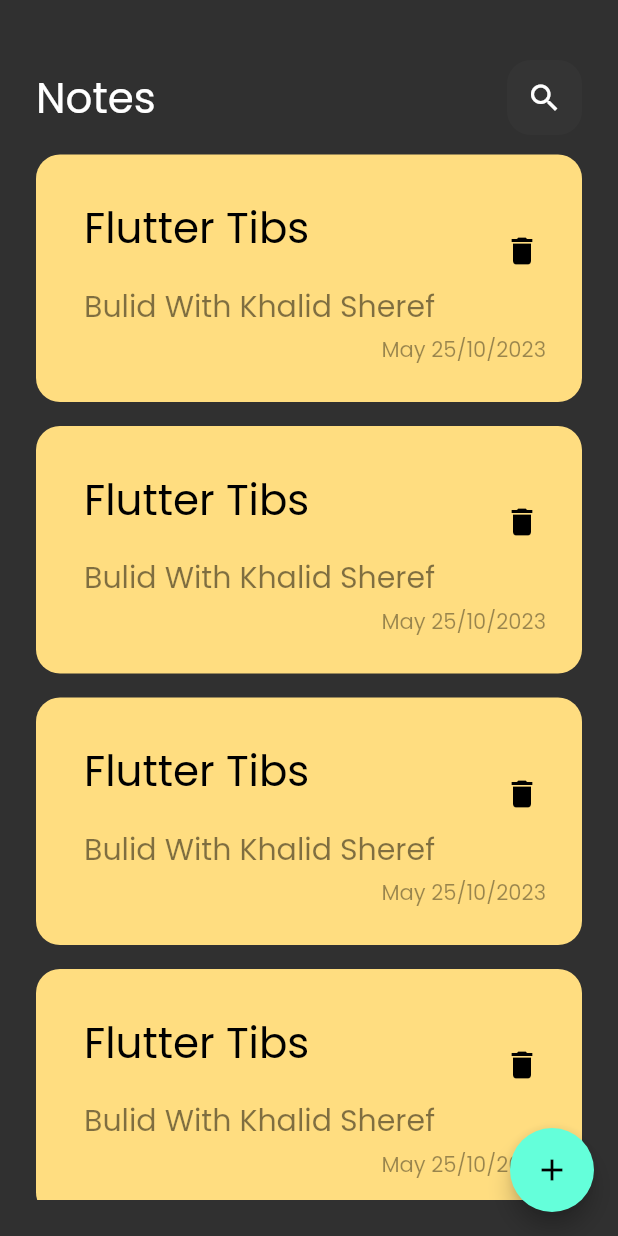
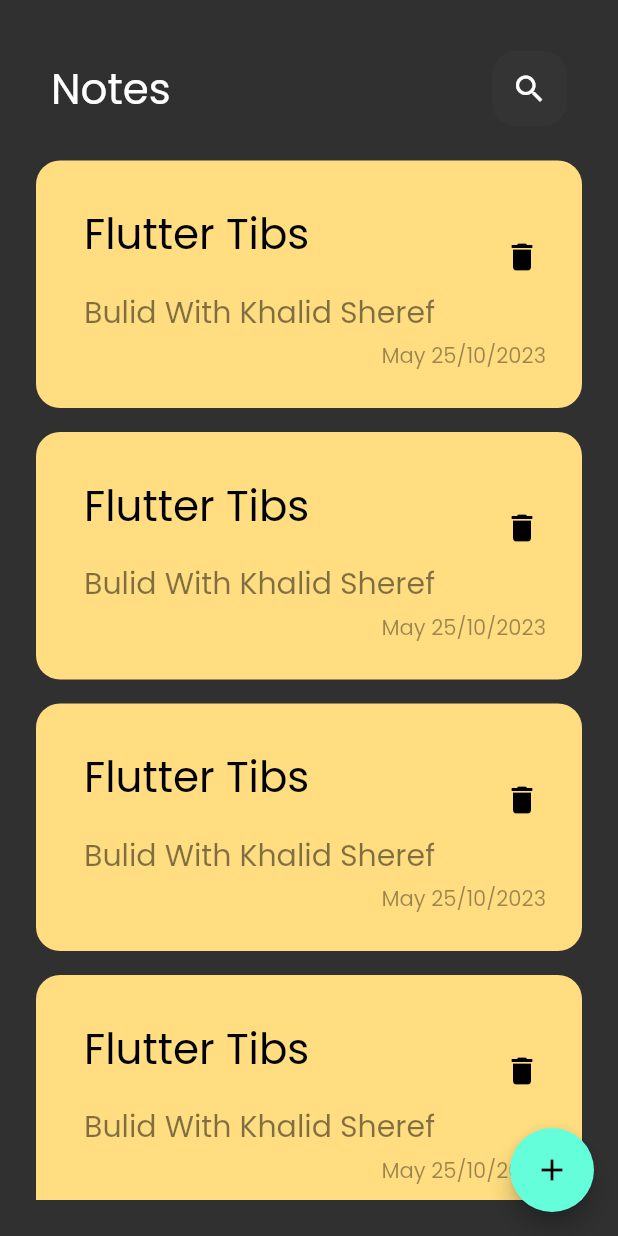
Before and after one commit to Khalidsheref/Notes-App, a Flutter app: the screen it shows after launch, on a phone screen of 412 x 824 dp. Run offline on Flutter 3.47's test engine with Material 2 defaults, Android fonts, the phone set to English and light mode, and no system bars.

Commit message:
add custom appbar to edit note view

```diff
--- a/lib/widgets/Custom-App-Bar.dart
+++ b/lib/widgets/Custom-App-Bar.dart
@@ -3,19 +3,21 @@ import 'package:flutter/material.dart';
 import 'package:notes_app/widgets/Search-Icon.dart';
 
 class CustomAppBar extends StatelessWidget {
-  const CustomAppBar({super.key});
-
+  const CustomAppBar({super.key, required this.title, required this.icon});
+  final String title;
+  final IconData icon;
   @override
   Widget build(BuildContext context) {
     return Padding(
-      padding: const EdgeInsets.only(top: 16),
-      child: Row(children: [
+      padding: const EdgeInsets.symmetric(vertical: 10, horizontal: 10),
+      child: Row(mainAxisAlignment: MainAxisAlignment.spaceBetween, children: [
         Text(
-          'Notes',
+          title,
           style: TextStyle(color: Colors.white, fontSize: 28),
         ),
-        Spacer(),
-        SearchIcon(),
+        SearchIcon(
+          icon: icon,
+        ),
       ]),
     );
   }
--- a/lib/widgets/Notes_View-body.dart
+++ b/lib/widgets/Notes_View-body.dart
@@ -12,7 +12,10 @@ class NotesViewBody extends StatelessWidget {
       padding: const EdgeInsets.symmetric(vertical: 24, horizontal: 24),
       child: Column(
         children: [
-          CustomAppBar(),
+          CustomAppBar(
+            title: 'Notes',
+            icon: Icons.search,
+          ),
           SizedBox(
             height: 5,
           ),
--- a/lib/widgets/Search-Icon.dart
+++ b/lib/widgets/Search-Icon.dart
@@ -1,7 +1,8 @@
 import 'package:flutter/material.dart';
 
 class SearchIcon extends StatelessWidget {
-  const SearchIcon({super.key});
+  const SearchIcon({super.key, required this.icon});
+  final IconData icon;
 
   @override
   Widget build(BuildContext context) {
```
Also changed, not shown: lib/widgets/EditNoteViewBody.dart (+15 -1 lines).
